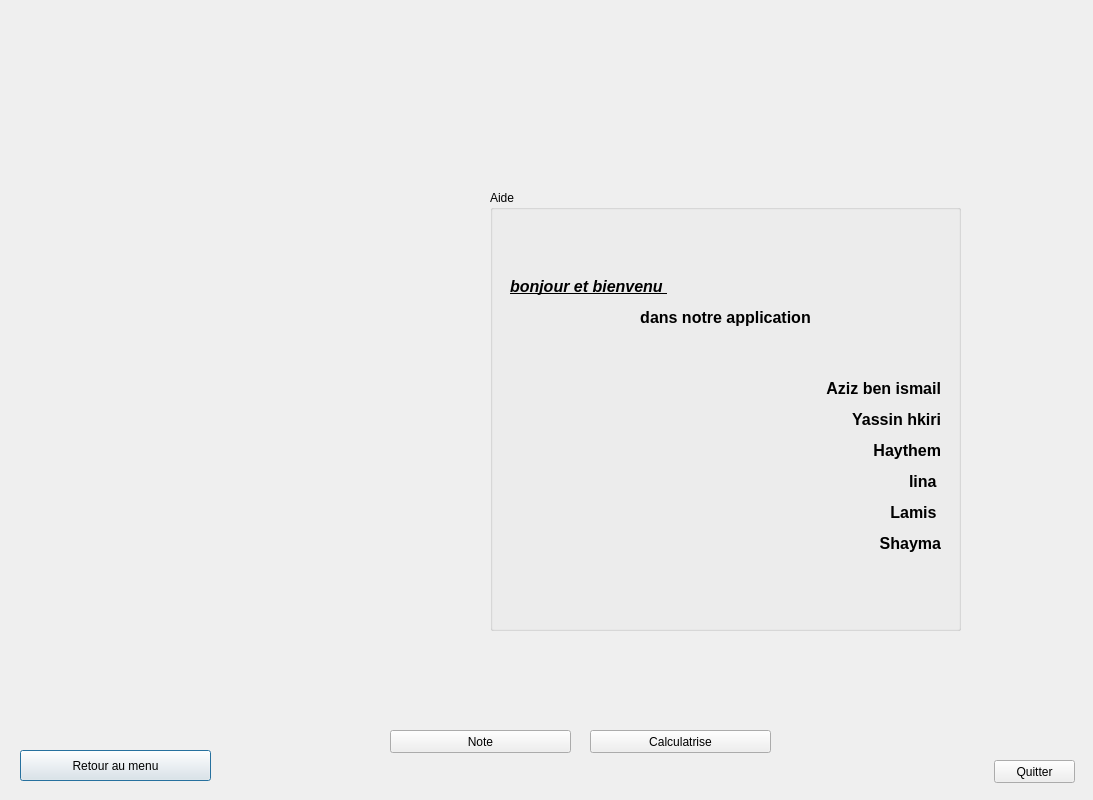
Qt form application_version_beta/aide.ui (AzizBenIsmail/Projet_Parental_Monitoring_System_Qt) before a commit.
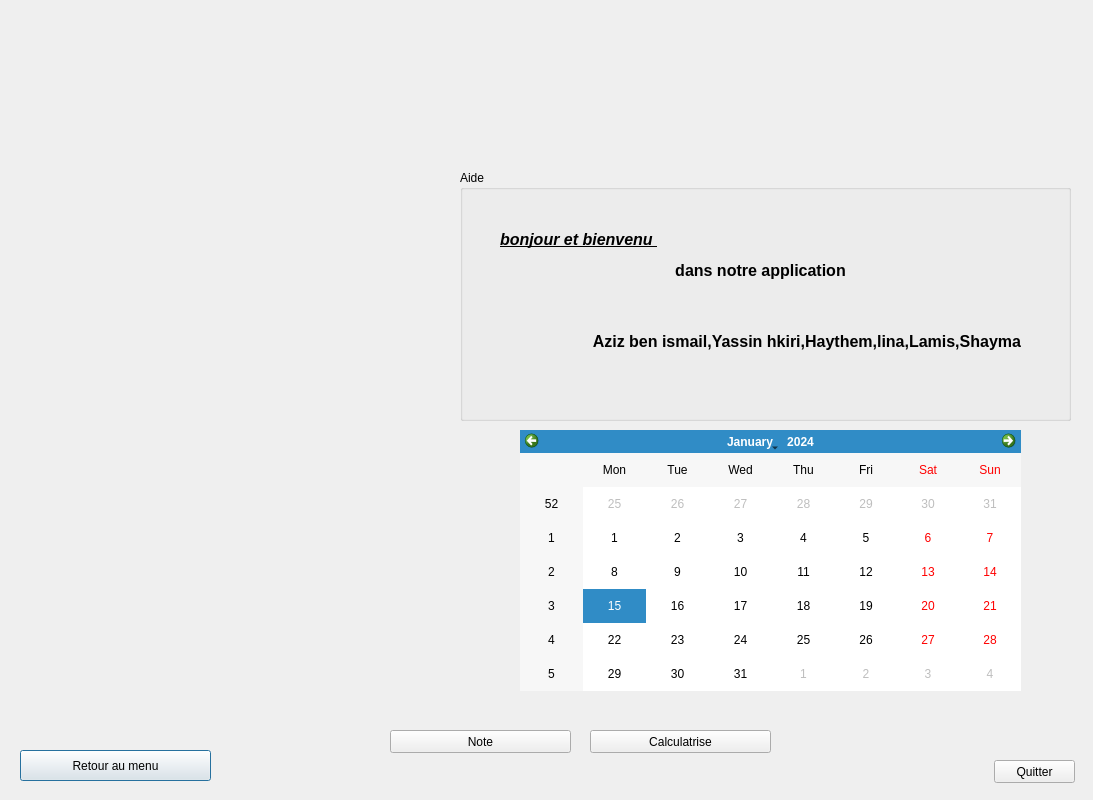
The same form after that commit. Icons and pictures are not drawn.

Patch:
```diff
--- a/application_version_beta/aide.ui
+++ b/application_version_beta/aide.ui
@@ -16,10 +16,10 @@
   <widget class="QGroupBox" name="groupBox">
    <property name="geometry">
     <rect>
-     <x>490</x>
-     <y>190</y>
-     <width>471</width>
-     <height>441</height>
+     <x>460</x>
+     <y>170</y>
+     <width>611</width>
+     <height>251</height>
     </rect>
    </property>
    <property name="title">
@@ -28,14 +28,14 @@
    <widget class="QLabel" name="label">
     <property name="geometry">
      <rect>
-      <x>20</x>
-      <y>40</y>
-      <width>431</width>
-      <height>371</height>
+      <x>40</x>
+      <y>10</y>
+      <width>521</width>
+      <height>221</height>
      </rect>
     </property>
     <property name="text">
-     <string>&lt;html&gt;&lt;head/&gt;&lt;body&gt;&lt;p&gt;&lt;span style=&quot; font-size:12pt; font-weight:600; font-style:italic; text-decoration: underline;&quot;&gt;bonjour et bienvenu &lt;/span&gt;&lt;/p&gt;&lt;p align=&quot;center&quot;&gt;&lt;span style=&quot; font-size:12pt; font-weight:600;&quot;&gt;dans notre application&lt;/span&gt;&lt;/p&gt;&lt;p align=&quot;center&quot;&gt;&lt;br/&gt;&lt;/p&gt;&lt;p align=&quot;right&quot;&gt;&lt;span style=&quot; font-size:12pt; font-weight:600;&quot;&gt;Aziz ben ismail&lt;/span&gt;&lt;/p&gt;&lt;p align=&quot;right&quot;&gt;&lt;span style=&quot; font-size:12pt; font-weight:600;&quot;&gt;Yassin hkiri&lt;/span&gt;&lt;/p&gt;&lt;p align=&quot;right&quot;&gt;&lt;span style=&quot; font-size:12pt; font-weight:600;&quot;&gt;Haythem&lt;/span&gt;&lt;/p&gt;&lt;p align=&quot;right&quot;&gt;&lt;span style=&quot; font-size:12pt; font-weight:600;&quot;&gt;lina &lt;/span&gt;&lt;/p&gt;&lt;p align=&quot;right&quot;&gt;&lt;span style=&quot; font-size:12pt; font-weight:600;&quot;&gt;Lamis &lt;/span&gt;&lt;/p&gt;&lt;p align=&quot;right&quot;&gt;&lt;span style=&quot; font-size:12pt; font-weight:600;&quot;&gt;Shayma&lt;/span&gt;&lt;/p&gt;&lt;/body&gt;&lt;/html&gt;</string>
+     <string>&lt;html&gt;&lt;head/&gt;&lt;body&gt;&lt;p&gt;&lt;span style=&quot; font-size:12pt; font-weight:600; font-style:italic; text-decoration: underline;&quot;&gt;bonjour et bienvenu &lt;/span&gt;&lt;/p&gt;&lt;p align=&quot;center&quot;&gt;&lt;span style=&quot; font-size:12pt; font-weight:600;&quot;&gt;dans notre application&lt;/span&gt;&lt;/p&gt;&lt;p align=&quot;center&quot;&gt;&lt;br/&gt;&lt;/p&gt;&lt;p align=&quot;right&quot;&gt;&lt;span style=&quot; font-size:12pt; font-weight:600;&quot;&gt;Aziz ben ismail,Yassin hkiri,Haythem,lina,Lamis,Shayma&lt;/span&gt;&lt;/p&gt;&lt;/body&gt;&lt;/html&gt;</string>
     </property>
    </widget>
   </widget>
@@ -70,7 +70,7 @@
     <rect>
      <x>10</x>
      <y>180</y>
-     <width>451</width>
+     <width>421</width>
      <height>481</height>
     </rect>
    </property>
@@ -141,6 +141,16 @@
     <string>Calculatrise</string>
    </property>
   </widget>
+  <widget class="QCalendarWidget" name="calendarWidget">
+   <property name="geometry">
+    <rect>
+     <x>520</x>
+     <y>430</y>
+     <width>501</width>
+     <height>261</height>
+    </rect>
+   </property>
+  </widget>
   <zorder>label_p</zorder>
   <zorder>label_ph</zorder>
   <zorder>groupBox</zorder>
```
Left out of the diff: 1 changed line with no effect on the pictures.
